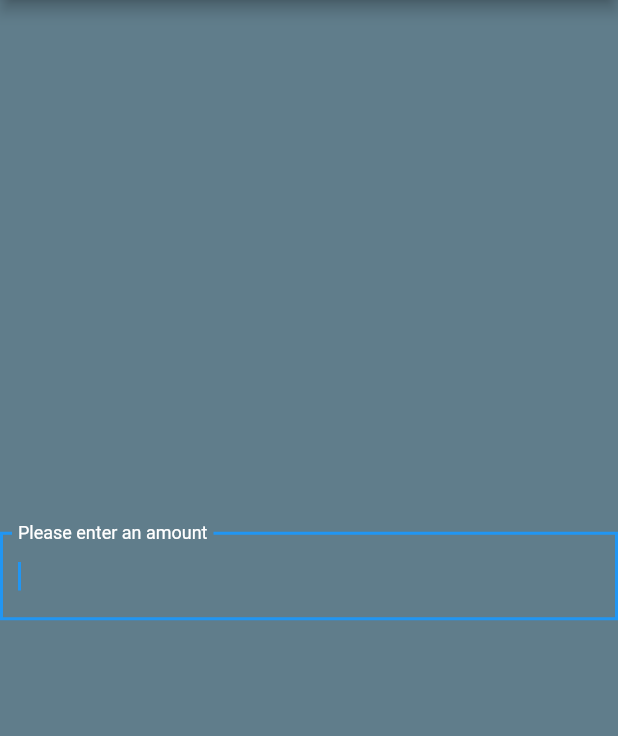
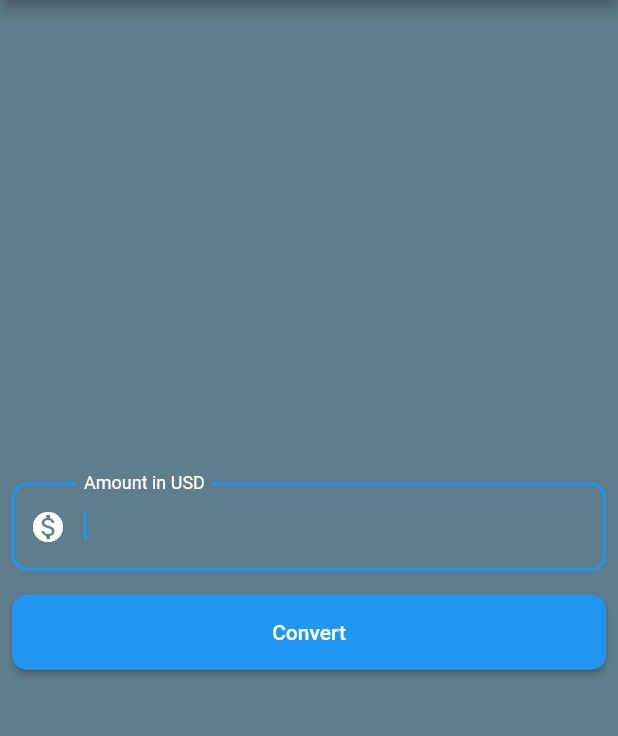
Before and after one commit to HariKrishna-28/currency-converter, a Flutter app: the screen it shows after launch, on a phone screen of 412 x 824 dp, the part 84-820 px from its top. Run offline on Flutter 3.47's test engine with Material 2 defaults, Android fonts, the phone set to English and light mode, and no system bars.

Commit message:
add button

```diff
--- a/analysis_options.yaml
+++ b/analysis_options.yaml
@@ -21,8 +21,7 @@ linter:
   # `// ignore_for_file: name_of_lint` syntax on the line or in the file
   # producing the lint.
   rules:
-    # avoid_print: false  # Uncomment to disable the `avoid_print` rule
+    # avoid_print: false # Uncomment to disable the `avoid_print` rule
     # prefer_single_quotes: true  # Uncomment to enable the `prefer_single_quotes` rule
-
 # Additional information about this file can be found at
 # https://dart.dev/guides/language/analysis-options
--- a/lib/pages/currency_converter_page.dart
+++ b/lib/pages/currency_converter_page.dart
@@ -10,7 +10,7 @@ class CurrencyConverterMain extends StatelessWidget {
         appBar: AppBar(
             title: const Text("Currency converter"),
             backgroundColor: Colors.blueGrey[900]),
-        body: const ColoredBox(
+        body: ColoredBox(
           color: Colors.blueGrey,
           child: Center(
             child: Column(
@@ -23,18 +23,52 @@ class CurrencyConverterMain extends StatelessWidget {
                 //       color: Colors.white,
                 //       fontWeight: FontWeight.w500),
                 // ),
-                TextField(
+                const Padding(
+                  padding: EdgeInsets.all(8.0),
+                  child: TextField(
+                    style: TextStyle(color: Colors.white),
                     autofocus: true,
+                    keyboardType: TextInputType.numberWithOptions(
+                        decimal: true, signed: true),
                     decoration: InputDecoration(
+                      prefixIcon: Icon(Icons.monetization_on),
+                      prefixIconColor: Colors.white,
                       label: Text(
-                      "Please enter an amount",
+                        "Amount in USD",
                         style: TextStyle(
                           color: Colors.white,
                         ),
                       ),
                       border: OutlineInputBorder(
-                      borderRadius: BorderRadius.all(Radius.zero),
+                        borderRadius: BorderRadius.all(
+                          Radius.circular(10),
                         ),
+                      ),
+                    ),
+                  ),
+                ),
+                Padding(
+                  padding: const EdgeInsets.all(8.0),
+                  child: ElevatedButton(
+                    onPressed: () {
+                      debugPrint('button clicked');
+                    },
+                    style: const ButtonStyle(
+                      alignment: Alignment.center,
+                      backgroundColor: MaterialStatePropertyAll(Colors.blue),
+                      foregroundColor: MaterialStatePropertyAll(Colors.white),
+                      fixedSize: MaterialStatePropertyAll(
+                        Size(double.maxFinite, 50),
+                      ),
+                      shape: MaterialStatePropertyAll(
+                        RoundedRectangleBorder(
+                          borderRadius: BorderRadius.all(
+                            Radius.circular(10),
+                          ),
+                        ),
+                      ),
+                    ),
+                    child: const Text("Convert"),
                   ),
                 ),
               ],
```
Lines whose indentation alone changed are shown as unchanged.
